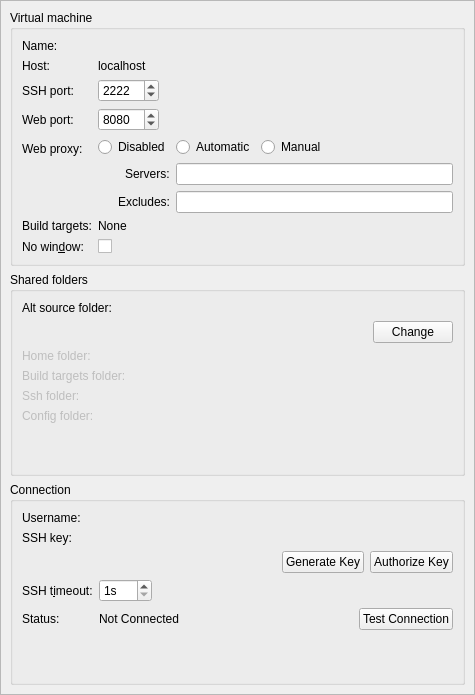
Qt form src/plugins/mer/mersdkdetailswidget.ui (sailfishos/sailfish-qtcreator) before a commit.
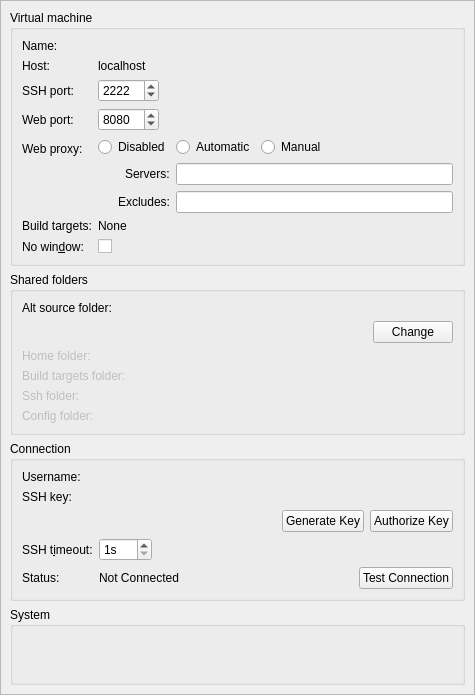
The same form after that commit. Custom widgets are drawn as their Qt base class.

Commit message: Mer: Allow to change VM system properties for build engine

The edit to the form file:
```diff
--- a/src/plugins/mer/mersdkdetailswidget.ui
+++ b/src/plugins/mer/mersdkdetailswidget.ui
@@ -41,9 +41,9 @@
       <property name="geometry">
        <rect>
         <x>0</x>
-        <y>0</y>
-        <width>473</width>
-        <height>724</height>
+        <y>-46</y>
+        <width>459</width>
+        <height>739</height>
        </rect>
       </property>
       <layout class="QVBoxLayout" name="scrollAreaContentsLayout">
@@ -619,6 +619,25 @@
          </layout>
         </widget>
        </item>
+       <item>
+        <widget class="QGroupBox" name="systemGroupBox">
+         <property name="title">
+          <string>System</string>
+         </property>
+         <layout class="QHBoxLayout" name="horizontalLayout_2">
+          <item>
+           <widget class="Mer::Internal::MerVirtualMachineSettingsWidget" name="virtualMachineSettingsWidget" native="true">
+            <property name="minimumSize">
+             <size>
+              <width>0</width>
+              <height>0</height>
+             </size>
+            </property>
+           </widget>
+          </item>
+         </layout>
+        </widget>
+       </item>
       </layout>
      </widget>
     </widget>
@@ -636,6 +655,12 @@
     <signal>browsingFinished()</signal>
    </slots>
   </customwidget>
+  <customwidget>
+   <class>Mer::Internal::MerVirtualMachineSettingsWidget</class>
+   <extends>QWidget</extends>
+   <header>mer/mervirtualmachinesettingswidget.h</header>
+   <container>1</container>
+  </customwidget>
  </customwidgets>
  <tabstops>
   <tabstop>sshPortSpinBox</tabstop>
```
The commit also changes 8 other files.
